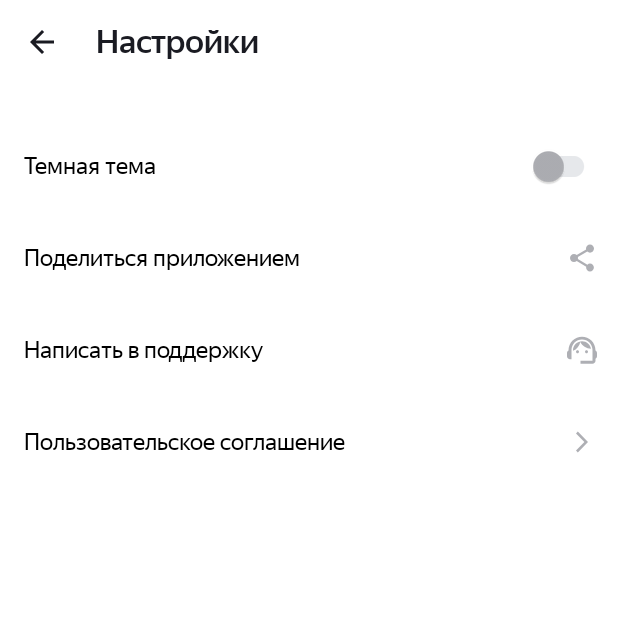
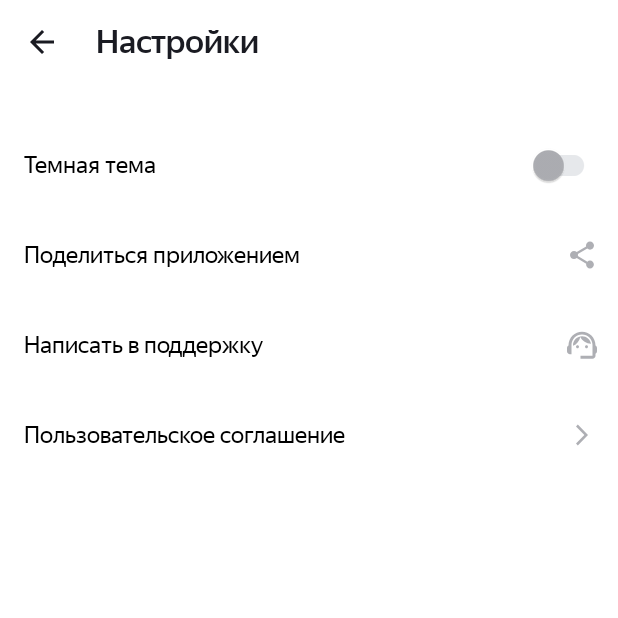
Before and after one commit to tinatrk/Playlist-Maker, an Android app: the screen it shows after launch (SettingsActivity), after a tap on "Настройки", on a phone screen of 412 x 824 dp, the top half of it. Run offline under Robolectric (Android 15) with nearby library versions, the phone set to English and light mode, and no system bars.

Commit message:
добавить переключение темы приложения по switch на экране настроек (спринт 12)

```diff
--- a/app/src/main/AndroidManifest.xml
+++ b/app/src/main/AndroidManifest.xml
@@ -5,6 +5,7 @@
     <uses-permission android:name="android.permission.INTERNET" />
 
     <application
+        android:name="com.example.playlistmaker.App"
         android:allowBackup="true"
         android:dataExtractionRules="@xml/data_extraction_rules"
         android:fullBackupContent="@xml/backup_rules"
--- /dev/null
+++ b/app/src/main/java/com/example/playlistmaker/App.kt
@@ -0,0 +1,36 @@
+package com.example.playlistmaker
+
+import android.app.Application
+import android.content.SharedPreferences
+import android.content.res.Configuration
+import androidx.appcompat.app.AppCompatDelegate
+
+class App : Application() {
+    var isDarkTheme = false
+    private lateinit var sharedPrefs: SharedPreferences
+
+    override fun onCreate() {
+        super.onCreate()
+        sharedPrefs = getSharedPreferences(SHARED_PREFERENCES_FILE, MODE_PRIVATE)
+        val isDarkModeOn = resources.configuration.uiMode and Configuration.UI_MODE_NIGHT_MASK ==
+                Configuration.UI_MODE_NIGHT_YES
+        isDarkTheme = sharedPrefs.getBoolean(DARK_THEME_KEY, isDarkModeOn)
+        switchTheme(isDarkTheme)
+    }
+
+    fun switchTheme(darkThemeEnabled: Boolean) {
+        isDarkTheme = darkThemeEnabled
+        AppCompatDelegate.setDefaultNightMode(
+            if (darkThemeEnabled) AppCompatDelegate.MODE_NIGHT_YES
+            else AppCompatDelegate.MODE_NIGHT_NO
+        )
+        sharedPrefs.edit()
+            .putBoolean(DARK_THEME_KEY, darkThemeEnabled)
+            .apply()
+    }
+
+    companion object {
+        const val SHARED_PREFERENCES_FILE = "shared_preferences"
+        const val DARK_THEME_KEY = "is_dark_theme"
+    }
+}
--- a/app/src/main/java/com/example/playlistmaker/SettingsActivity.kt
+++ b/app/src/main/java/com/example/playlistmaker/SettingsActivity.kt
@@ -1,17 +1,15 @@
 package com.example.playlistmaker
 
 import android.content.Intent
-import android.content.res.Configuration
 import android.net.Uri
 import android.os.Bundle
 import android.widget.TextView
 import androidx.activity.enableEdgeToEdge
 import androidx.appcompat.app.AppCompatActivity
-import androidx.appcompat.app.AppCompatDelegate
-import androidx.appcompat.widget.SwitchCompat
 import androidx.appcompat.widget.Toolbar
 import androidx.core.view.ViewCompat
 import androidx.core.view.WindowInsetsCompat
+import com.google.android.material.switchmaterial.SwitchMaterial
 
 class SettingsActivity : AppCompatActivity() {
     override fun onCreate(savedInstanceState: Bundle?) {
@@ -24,8 +22,12 @@ class SettingsActivity : AppCompatActivity() {
             insets
         }
 
-        val themeSwitch = findViewById<SwitchCompat>(R.id.switch_mode)
-        when (getResources().configuration.uiMode and Configuration.UI_MODE_NIGHT_MASK) {
+        val themeSwitch = findViewById<SwitchMaterial>(R.id.switch_mode)
+        themeSwitch.isChecked = (applicationContext as App) .isDarkTheme
+        themeSwitch.setOnCheckedChangeListener { _, isChecked ->
+            (applicationContext as App) .switchTheme(isChecked)
+        }
+        /*when (getResources().configuration.uiMode and Configuration.UI_MODE_NIGHT_MASK) {
             Configuration.UI_MODE_NIGHT_YES ->
                 themeSwitch.setChecked(true)
 
@@ -45,7 +47,7 @@ class SettingsActivity : AppCompatActivity() {
                 themeSwitch.setChecked(false)
                 AppCompatDelegate.setDefaultNightMode(AppCompatDelegate.MODE_NIGHT_NO)
             }
-        }
+        }*/
 
         val toolbar = findViewById<Toolbar>(R.id.toolbar_settings_screen)
         toolbar.setNavigationOnClickListener {
--- a/app/src/main/res/layout/activity_settings.xml
+++ b/app/src/main/res/layout/activity_settings.xml
@@ -16,7 +16,7 @@
         android:layout_height="@dimen/toolbar_height"
         app:title="@string/settings_button_text" />
 
-    <androidx.appcompat.widget.SwitchCompat
+    <com.google.android.material.switchmaterial.SwitchMaterial
         android:id="@+id/switch_mode"
         style="@style/SwitchColorStyle"
         android:layout_width="match_parent"
--- a/app/src/main/res/values/dimens.xml
+++ b/app/src/main/res/values/dimens.xml
@@ -7,10 +7,10 @@
     <dimen name="text_size_11">11sp</dimen>
     <dimen name="letter_spacing">0</dimen>
 
-    <dimen name="selection_item_height">61dp</dimen>
+    <dimen name="selection_item_height">60dp</dimen>
     <dimen name="toolbar_height">56dp</dimen>
     <dimen name="edit_text_height">36dp</dimen>
-    <dimen name="track_art_size">45dp</dimen>
+    <dimen name="track_art_size">44dp</dimen>
 
     <dimen name="margin_horizontal_8">8dp</dimen>
     <dimen name="margin_horizontal_12">12dp</dimen>
```
